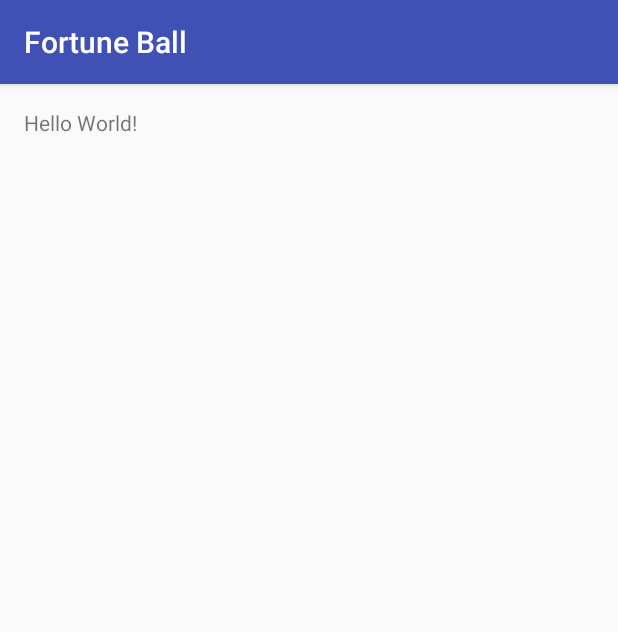
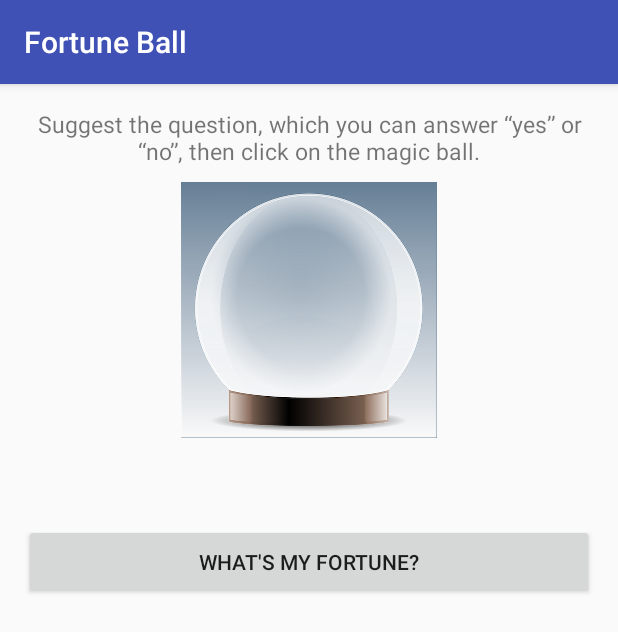
Before and after one commit to solandmedotru/FortuneBall, an Android app: the screen it shows after launch (MainActivity), on a phone screen of 412 x 824 dp. Shown: the top 632 px of the screen. Run offline under Robolectric (Android 15) with nearby library versions, the phone set to English and light mode, and no system bars.

Commit message:
created activity main layout

```diff
--- a/app/src/main/res/layout/activity_main.xml
+++ b/app/src/main/res/layout/activity_main.xml
@@ -1,17 +1,52 @@
 <?xml version="1.0" encoding="utf-8"?>
-<RelativeLayout xmlns:android="http://schemas.android.com/apk/res/android"
+<RelativeLayout
+    xmlns:android="http://schemas.android.com/apk/res/android"
+    xmlns:app="http://schemas.android.com/apk/res-auto"
     xmlns:tools="http://schemas.android.com/tools"
-    android:id="@+id/activity_main"
     android:layout_width="match_parent"
     android:layout_height="match_parent"
-    android:paddingBottom="@dimen/activity_vertical_margin"
     android:paddingLeft="@dimen/activity_horizontal_margin"
     android:paddingRight="@dimen/activity_horizontal_margin"
     android:paddingTop="@dimen/activity_vertical_margin"
-    tools:context="ru.solandme.fortuneball.MainActivity">
+    android:paddingBottom="@dimen/activity_vertical_margin"
+    app:layout_behavior="@string/appbar_scrolling_view_behavior"
+    tools:context=".MainActivity">
 
     <TextView
+        android:id="@+id/descriptionText"
+        android:layout_width="match_parent"
+        android:layout_height="wrap_content"
+        android:text="@string/fortune_description"
+        android:gravity="center"
+        android:textSize="@dimen/description_text_size"/>
+
+    <ImageView
         android:layout_width="wrap_content"
         android:layout_height="wrap_content"
-        android:text="Hello World!" />
+        android:id="@+id/fortunateImage"
+        android:src="@drawable/img_crystal"
+        android:layout_centerHorizontal="true"
+        android:layout_below="@id/descriptionText"
+        android:layout_marginTop="10dp"/>
+
+    <TextView
+        android:id="@+id/fortuneText"
+        android:layout_width="match_parent"
+        android:layout_height="wrap_content"
+        android:layout_below="@id/fortunateImage"
+        android:gravity="center"
+        android:layout_marginTop="20dp"
+        android:textSize="@dimen/fortune_text_size"
+        android:textStyle="bold"
+        android:textColor="@android:color/holo_red_dark"/>
+
+    <Button
+        android:id="@+id/fortuneButton"
+        android:layout_width="match_parent"
+        android:layout_height="50dp"
+        android:layout_below="@id/fortuneText"
+        android:text="What's my fortune?"
+        android:layout_centerHorizontal="true"
+        android:layout_marginTop="10dp"/>
+
 </RelativeLayout>
--- a/app/src/main/res/values/dimens.xml
+++ b/app/src/main/res/values/dimens.xml
@@ -2,4 +2,7 @@
     <!-- Default screen margins, per the Android Design guidelines. -->
     <dimen name="activity_horizontal_margin">16dp</dimen>
     <dimen name="activity_vertical_margin">16dp</dimen>
+
+    <dimen name="description_text_size">15sp</dimen>
+    <dimen name="fortune_text_size">20sp</dimen>
 </resources>
--- a/app/src/main/res/values/strings.xml
+++ b/app/src/main/res/values/strings.xml
@@ -1,3 +1,5 @@
 <resources>
     <string name="app_name">Fortune Ball</string>
+    <string name="fortune_description">Suggest the question, which you can answer “yes” or “no”,
+        then click on the magic ball.</string>
 </resources>
```
